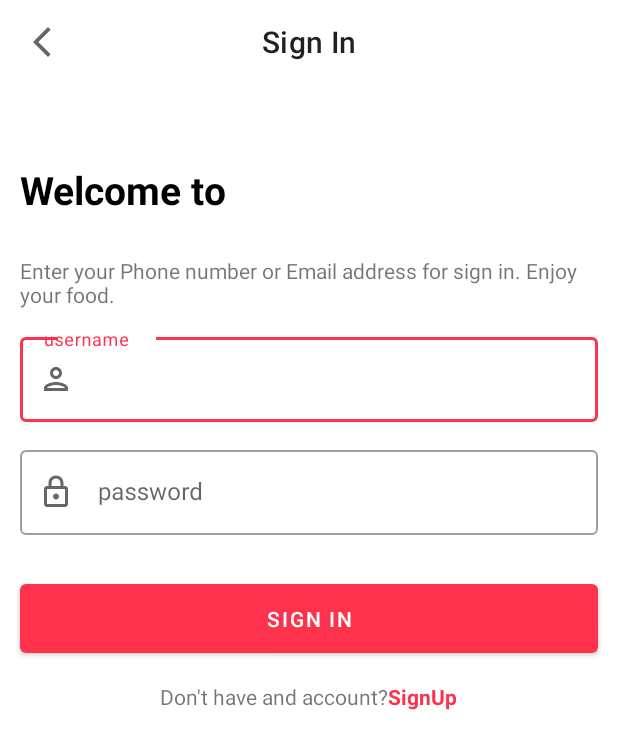
After one commit to fitareq/AirFood, an Android app: the LoginActivity screen opened directly, with no data from a screen before it, on a phone screen of 412 x 824 dp. The commit adds this screen. Shown: the top 749 px of the screen. Run offline under Robolectric (Android 15) with nearby library versions, the phone set to English and light mode, and no system bars; our stand-ins replace sdp/ssp sizes; 1 statement that could not run was skipped.

Commit message:
Login page added

```diff
--- a/app/build.gradle
+++ b/app/build.gradle
@@ -1,5 +1,6 @@
 plugins {
     id 'com.android.application'
+    id 'com.google.gms.google-services'
 }
 
 android {
@@ -34,16 +35,20 @@ android {
 
 dependencies {
 
+    implementation platform('com.google.firebase:firebase-bom:28.4.0')
     implementation 'androidx.appcompat:appcompat:1.3.1'
     implementation 'com.google.android.material:material:1.4.0'
     implementation 'androidx.constraintlayout:constraintlayout:2.1.0'
     //scalable size unit for responsiveness
     implementation 'com.intuit.sdp:sdp-android:1.0.6'
     //automatic image slider
-    implementation 'com.github.smarteist:autoimageslider:1.4.0'
+    //implementation 'com.github.smarteist:autoimageslider:1.4.0'
 
     implementation 'androidx.legacy:legacy-support-v4:1.0.0'
+    implementation 'com.google.firebase:firebase-messaging'
+    implementation 'com.google.firebase:firebase-analytics'
     testImplementation 'junit:junit:4.13.2'
     androidTestImplementation 'androidx.test.ext:junit:1.1.3'
     androidTestImplementation 'androidx.test.espresso:espresso-core:3.4.0'
+
 }
--- a/app/src/main/AndroidManifest.xml
+++ b/app/src/main/AndroidManifest.xml
@@ -3,6 +3,7 @@
     xmlns:tools="http://schemas.android.com/tools"
     package="com.airmoll.airfood">
 
+    <uses-permission android:name="android.permission.INTERNET"/>
     <application
         android:allowBackup="true"
         android:icon="@mipmap/ic_launcher"
@@ -12,6 +13,18 @@
         android:theme="@style/Theme.AirFood"
         android:usesCleartextTraffic="true"
         tools:targetApi="m">
+        <activity
+            android:name=".LoginActivity"
+            android:exported="true" />
+        <!--
+         <service
+            android:name=".MyFirebaseInstanceIdService"
+            >
+            <intent-filter>
+                <action android:name="com.google.firebase.MESSAGING_EVENT" />
+            </intent-filter>
+        </service>
+        -->
         <activity
             android:name=".SplashActivity"
             android:exported="true">
@@ -26,6 +39,7 @@
             android:exported="true">
 
         </activity>
+
         <activity android:name=".MainActivity">
 
         </activity>
--- /dev/null
+++ b/app/src/main/java/com/airmoll/airfood/LoginActivity.java
@@ -0,0 +1,14 @@
+package com.airmoll.airfood;
+
+import androidx.appcompat.app.AppCompatActivity;
+
+import android.os.Bundle;
+
+public class LoginActivity extends AppCompatActivity {
+
+    @Override
+    protected void onCreate(Bundle savedInstanceState) {
+        super.onCreate(savedInstanceState);
+        setContentView(R.layout.activity_login);
+    }
+}
--- a/app/src/main/java/com/airmoll/airfood/MainActivity.java
+++ b/app/src/main/java/com/airmoll/airfood/MainActivity.java
@@ -2,6 +2,7 @@ package com.airmoll.airfood;
 
 import androidx.appcompat.app.AppCompatActivity;
 
+import android.content.Intent;
 import android.os.Bundle;
 import android.view.Menu;
 import android.view.MenuInflater;
@@ -27,6 +28,17 @@ public class MainActivity extends AppCompatActivity {
         binding.bottomNav.setBackground(null);
         binding.bottomNav.getMenu().getItem(2).setEnabled(false);
         getSupportFragmentManager().beginTransaction().replace(R.id.main_container,homeFragment).addToBackStack(null).commit();
+        binding.fab.setOnClickListener(new View.OnClickListener() {
+            @Override
+            public void onClick(View v) {
+                goToLoginPage();
+            }
+        });
+    }
+
+    private void goToLoginPage()
+    {
+        Intent intent = new Intent(MainActivity.this, LoginActivity.class);
     }
 
     @Override
@@ -46,4 +58,6 @@ public class MainActivity extends AppCompatActivity {
         };
         return super.onCreateOptionsMenu(menu);
     }
+
+
 }
--- /dev/null
+++ b/app/src/main/java/com/airmoll/airfood/MyFirebaseInstanceIdService.java
@@ -0,0 +1,18 @@
+package com.airmoll.airfood;
+
+import android.util.Log;
+
+import androidx.annotation.NonNull;
+
+import com.google.firebase.messaging.FirebaseMessaging;
+import com.google.firebase.messaging.FirebaseMessagingService;
+
+public class MyFirebaseInstanceIdService extends FirebaseMessagingService {
+    @Override
+    public void onNewToken(@NonNull String s) {
+        super.onNewToken(s);
+        String token = FirebaseMessaging.getInstance().getToken().getResult();
+        Log.d("NEW_TOKEN","token");
+    }
+
+}
--- a/app/src/main/res/drawable/ic_baseline_arrow_back_24.xml
+++ b/app/src/main/res/drawable/ic_baseline_arrow_back_24.xml
@@ -6,7 +6,7 @@
 
     android:autoMirrored="true">
   <path
-      android:fillColor="@android:color/white"
+      android:fillColor="@android:color/black"
       android:pathData="M20,11H7.83l5.59,-5.59L12,4l-8,8 8,8 1.41,-1.41L7.83,13H20v-2z"/>
 </vector>
     <!--android:tint="?attr/colorControlNormal"-->
--- /dev/null
+++ b/app/src/main/res/drawable/ic_baseline_arrow_back_ios_new_24.xml
@@ -0,0 +1,10 @@
+<vector xmlns:android="http://schemas.android.com/apk/res/android"
+    android:width="24dp"
+    android:height="24dp"
+    android:viewportWidth="24"
+    android:viewportHeight="24"
+    android:tint="?attr/colorControlNormal">
+  <path
+      android:fillColor="@android:color/white"
+      android:pathData="M17.77,3.77l-1.77,-1.77l-10,10l10,10l1.77,-1.77l-8.23,-8.23z"/>
+</vector>
--- /dev/null
+++ b/app/src/main/res/drawable/ic_outline_lock_24.xml
@@ -0,0 +1,10 @@
+<vector xmlns:android="http://schemas.android.com/apk/res/android"
+    android:width="24dp"
+    android:height="24dp"
+    android:viewportWidth="24"
+    android:viewportHeight="24"
+    android:tint="?attr/colorControlNormal">
+  <path
+      android:fillColor="@android:color/white"
+      android:pathData="M18,8h-1L17,6c0,-2.76 -2.24,-5 -5,-5S7,3.24 7,6v2L6,8c-1.1,0 -2,0.9 -2,2v10c0,1.1 0.9,2 2,2h12c1.1,0 2,-0.9 2,-2L20,10c0,-1.1 -0.9,-2 -2,-2zM9,6c0,-1.66 1.34,-3 3,-3s3,1.34 3,3v2L9,8L9,6zM18,20L6,20L6,10h12v10zM12,17c1.1,0 2,-0.9 2,-2s-0.9,-2 -2,-2 -2,0.9 -2,2 0.9,2 2,2z"/>
+</vector>
--- /dev/null
+++ b/app/src/main/res/drawable/ic_outline_person_24.xml
@@ -0,0 +1,10 @@
+<vector xmlns:android="http://schemas.android.com/apk/res/android"
+    android:width="24dp"
+    android:height="24dp"
+    android:viewportWidth="24"
+    android:viewportHeight="24"
+    android:tint="?attr/colorControlNormal">
+  <path
+      android:fillColor="@android:color/white"
+      android:pathData="M12,6c1.1,0 2,0.9 2,2s-0.9,2 -2,2 -2,-0.9 -2,-2 0.9,-2 2,-2m0,10c2.7,0 5.8,1.29 6,2L6,18c0.23,-0.72 3.31,-2 6,-2m0,-12C9.79,4 8,5.79 8,8s1.79,4 4,4 4,-1.79 4,-4 -1.79,-4 -4,-4zM12,14c-2.67,0 -8,1.34 -8,4v2h16v-2c0,-2.66 -5.33,-4 -8,-4z"/>
+</vector>
--- /dev/null
+++ b/app/src/main/res/layout/activity_login.xml
@@ -0,0 +1,93 @@
+<?xml version="1.0" encoding="utf-8"?>
+<RelativeLayout xmlns:android="http://schemas.android.com/apk/res/android"
+    xmlns:app="http://schemas.android.com/apk/res-auto"
+    xmlns:tools="http://schemas.android.com/tools"
+    android:layout_width="match_parent"
+    android:layout_height="match_parent"
+    tools:context=".LoginActivity">
+
+    <com.google.android.material.appbar.MaterialToolbar
+        android:id="@+id/login_toolbar"
+        android:layout_width="match_parent"
+        android:layout_height="wrap_content"
+        app:navigationIcon="@drawable/ic_baseline_arrow_back_ios_new_24"
+        app:title="Sign In"
+        app:titleCentered="true" />
+
+    <TextView
+        android:id="@+id/tview"
+        android:layout_width="match_parent"
+        android:layout_height="wrap_content"
+        android:layout_below="@+id/login_toolbar"
+        android:padding="@dimen/_10sdp"
+        android:text="Welcome to "
+        android:textColor="@color/black"
+        android:textSize="@dimen/_20sdp"
+        android:layout_marginTop="@dimen/_30sdp"
+        android:textStyle="bold" />
+
+    <TextView
+        android:id="@+id/tview1"
+        android:layout_width="match_parent"
+        android:layout_height="wrap_content"
+        android:layout_below="@+id/tview"
+        android:padding="@dimen/_10sdp"
+        android:text="Enter your Phone number or Email address for sign in. Enjoy your food." />
+
+    <com.google.android.material.textfield.TextInputLayout
+        android:id="@+id/login_username"
+        style="@style/Widget.MaterialComponents.TextInputLayout.OutlinedBox"
+        android:layout_width="match_parent"
+        android:layout_height="wrap_content"
+        android:layout_below="@+id/tview1"
+        android:hint="username"
+        app:startIconDrawable="@drawable/ic_outline_person_24">
+
+        <com.google.android.material.textfield.TextInputEditText
+            android:layout_width="match_parent"
+            android:layout_height="wrap_content"
+            android:layout_margin="@dimen/_10sdp" />
+    </com.google.android.material.textfield.TextInputLayout>
+
+    <com.google.android.material.textfield.TextInputLayout
+        android:id="@+id/login_password"
+        android:layout_below="@+id/login_username"
+        android:layout_width="match_parent"
+        android:layout_height="wrap_content"
+        style="@style/Widget.MaterialComponents.TextInputLayout.OutlinedBox"
+        app:startIconDrawable="@drawable/ic_outline_lock_24"
+        android:hint="password">
+        <com.google.android.material.textfield.TextInputEditText
+            android:layout_width="match_parent"
+            android:layout_height="wrap_content"
+            android:layout_margin="@dimen/_10sdp"/>
+    </com.google.android.material.textfield.TextInputLayout>
+
+    <Button
+        android:id="@+id/login_button"
+        android:layout_width="match_parent"
+        android:layout_height="wrap_content"
+        android:layout_below="@id/login_password"
+        android:layout_margin="@dimen/_10sdp"
+        android:padding="@dimen/_10sdp"
+        android:text="Sign In" />
+
+    <LinearLayout
+        android:layout_width="match_parent"
+        android:layout_height="wrap_content"
+        android:orientation="horizontal"
+        android:layout_below="@+id/login_button"
+        android:gravity="center">
+        <TextView
+            android:layout_width="wrap_content"
+            android:layout_height="wrap_content"
+            android:text="Don't have and account?"/>
+        <TextView
+            android:id="@+id/dont_have_account_signup"
+            android:layout_width="wrap_content"
+            android:layout_height="wrap_content"
+            android:text="SignUp"
+            android:textColor="@color/airmoll"
+            android:textStyle="bold"/>
+    </LinearLayout>
+</RelativeLayout>
--- a/app/src/main/res/layout/activity_main.xml
+++ b/app/src/main/res/layout/activity_main.xml
@@ -53,6 +53,7 @@
 
 
     <com.google.android.material.floatingactionbutton.FloatingActionButton
+        android:id="@+id/fab"
         android:layout_width="wrap_content"
         android:layout_height="wrap_content"
         android:contentDescription="@string/app_name"
--- a/app/src/main/res/layout/fragment_home.xml
+++ b/app/src/main/res/layout/fragment_home.xml
@@ -3,14 +3,11 @@
     xmlns:tools="http://schemas.android.com/tools"
     android:layout_width="match_parent"
     android:layout_height="match_parent"
-    android:gravity="center"
     tools:context=".fragments.HomeFragment">
 
-    <TextView
-        android:layout_width="wrap_content"
-        android:layout_height="wrap_content"
-        android:text="Home fragment"
-        android:textSize="@dimen/_20sdp"/>
+   <androidx.recyclerview.widget.RecyclerView
+       android:layout_width="match_parent"
+       android:layout_height="wrap_content"/>
 
 
 </RelativeLayout>
--- a/app/src/main/res/values/colors.xml
+++ b/app/src/main/res/values/colors.xml
@@ -12,6 +12,7 @@
     <color name="dot_on_page_not_active">#FDEBEE</color>
     <color name="dot_on_page_active">#FF9BA9</color>
     <color name="airmoll">#FF324D</color>
+    <color name="blue">#0000FF</color>
 
 
 
--- a/build.gradle
+++ b/build.gradle
@@ -5,7 +5,8 @@ buildscript {
         mavenCentral()
     }
     dependencies {
-        classpath 'com.android.tools.build:gradle:7.0.1'
+        classpath 'com.android.tools.build:gradle:7.0.2'
+        classpath 'com.google.gms:google-services:4.3.10'
 
         // NOTE: Do not place your application dependencies here; they belong
         // in the individual module build.gradle files
@@ -16,7 +17,6 @@ allprojects {
     repositories {
         google()
         mavenCentral()
-        jcenter() // Warning: this repository is going to shut down soon
     }
 }
 
```
